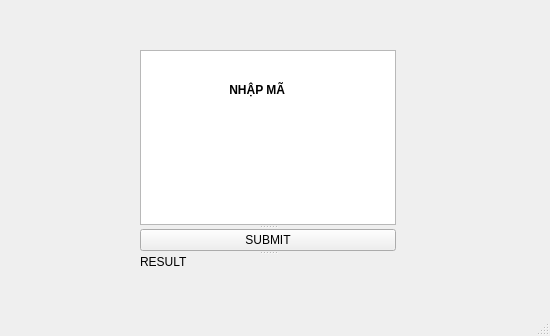
This is check.ui in SmartBox10/Hopo as Qt 5 draws it before an edit. The edited form follows.
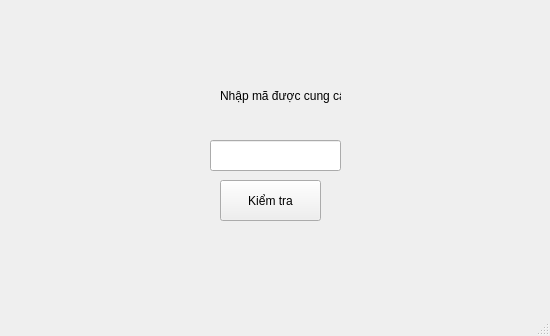
This is the edited form.

Patch:
```diff
--- a/check.ui
+++ b/check.ui
@@ -14,69 +14,41 @@
    <string>MainWindow</string>
   </property>
   <widget class="QWidget" name="centralwidget">
-   <widget class="QSplitter" name="splitter">
+   <widget class="QPushButton" name="check_ma">
     <property name="geometry">
      <rect>
-      <x>140</x>
-      <y>50</y>
-      <width>256</width>
-      <height>219</height>
+      <x>220</x>
+      <y>180</y>
+      <width>101</width>
+      <height>41</height>
      </rect>
     </property>
-    <property name="orientation">
-     <enum>Qt::Vertical</enum>
+    <property name="text">
+     <string>Kiểm tra</string>
     </property>
-    <widget class="QPlainTextEdit" name="plainTextEdit">
-     <property name="font">
-      <font>
-       <weight>75</weight>
-       <italic>false</italic>
-       <bold>true</bold>
-      </font>
-     </property>
-     <property name="layoutDirection">
-      <enum>Qt::LeftToRight</enum>
-     </property>
-     <property name="autoFillBackground">
-      <bool>false</bool>
-     </property>
-     <property name="lineWidth">
-      <number>3</number>
-     </property>
-     <property name="tabChangesFocus">
-      <bool>false</bool>
-     </property>
-     <property name="lineWrapMode">
-      <enum>QPlainTextEdit::WidgetWidth</enum>
-     </property>
-     <property name="plainText">
-      <string>
-           	
-	 NHẬP MÃ</string>
-     </property>
-     <property name="overwriteMode">
-      <bool>false</bool>
-     </property>
-     <property name="tabStopDistance">
-      <double>81.000000000000000</double>
-     </property>
-     <property name="cursorWidth">
-      <number>0</number>
-     </property>
-     <property name="centerOnScroll">
-      <bool>false</bool>
-     </property>
-    </widget>
-    <widget class="QPushButton" name="pushButton">
-     <property name="text">
-      <string>SUBMIT</string>
-     </property>
-    </widget>
-    <widget class="QLabel" name="label">
-     <property name="text">
-      <string>RESULT </string>
-     </property>
-    </widget>
+   </widget>
+   <widget class="QLabel" name="label">
+    <property name="geometry">
+     <rect>
+      <x>220</x>
+      <y>80</y>
+      <width>121</width>
+      <height>31</height>
+     </rect>
+    </property>
+    <property name="text">
+     <string>Nhập mã được cung cấp</string>
+    </property>
+   </widget>
+   <widget class="QLineEdit" name="ma_dinh_danh">
+    <property name="geometry">
+     <rect>
+      <x>210</x>
+      <y>140</y>
+      <width>131</width>
+      <height>31</height>
+     </rect>
+    </property>
    </widget>
   </widget>
   <widget class="QMenuBar" name="menubar">
```
Left out of the diff: 2 changed lines with no effect on the pictures.
